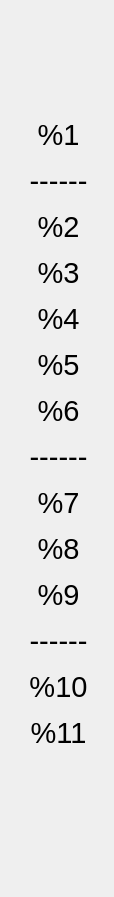
The window that class_schedule.ui (Candlest/ClassBoard) describes before a commit, drawn with Qt 5.
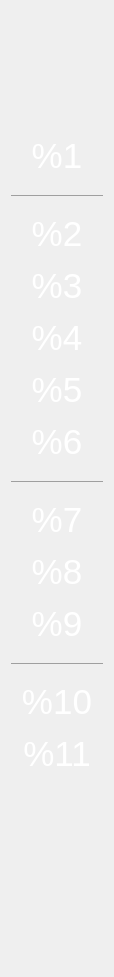
The same window after the commit.

What changed in the file:
```diff
--- a/class_schedule.ui
+++ b/class_schedule.ui
@@ -7,28 +7,27 @@
     <x>0</x>
     <y>0</y>
     <width>114</width>
-    <height>897</height>
+    <height>977</height>
    </rect>
   </property>
   <property name="windowTitle">
    <string>Form</string>
   </property>
+  <property name="styleSheet">
+   <string notr="true"/>
+  </property>
+  <layout class="QVBoxLayout" name="verticalLayout">
+   <item>
   <widget class="QLabel" name="label">
-   <property name="geometry">
-    <rect>
-     <x>-2</x>
-     <y>-1</y>
-     <width>121</width>
-     <height>911</height>
-    </rect>
-   </property>
    <property name="text">
-    <string>&lt;html&gt;&lt;head/&gt;&lt;body&gt;&lt;p align=&quot;center&quot;&gt;&lt;span style=&quot; font-size:22pt;&quot;&gt;%1&lt;/span&gt;&lt;/p&gt;&lt;p align=&quot;center&quot;&gt;&lt;span style=&quot; font-size:22pt;&quot;&gt;------&lt;/span&gt;&lt;/p&gt;&lt;p align=&quot;center&quot;&gt;&lt;span style=&quot; font-size:22pt;&quot;&gt;%2&lt;/span&gt;&lt;/p&gt;&lt;p align=&quot;center&quot;&gt;&lt;span style=&quot; font-size:22pt;&quot;&gt;%3&lt;/span&gt;&lt;/p&gt;&lt;p align=&quot;center&quot;&gt;&lt;span style=&quot; font-size:22pt;&quot;&gt;%4&lt;/span&gt;&lt;/p&gt;&lt;p align=&quot;center&quot;&gt;&lt;span style=&quot; font-size:22pt;&quot;&gt;%5&lt;/span&gt;&lt;/p&gt;&lt;p align=&quot;center&quot;&gt;&lt;span style=&quot; font-size:22pt;&quot;&gt;%6&lt;/span&gt;&lt;/p&gt;&lt;p align=&quot;center&quot;&gt;&lt;span style=&quot; font-size:22pt;&quot;&gt;------&lt;/span&gt;&lt;/p&gt;&lt;p align=&quot;center&quot;&gt;&lt;span style=&quot; font-size:22pt;&quot;&gt;%7&lt;/span&gt;&lt;/p&gt;&lt;p align=&quot;center&quot;&gt;&lt;span style=&quot; font-size:22pt;&quot;&gt;%8&lt;/span&gt;&lt;/p&gt;&lt;p align=&quot;center&quot;&gt;&lt;span style=&quot; font-size:22pt;&quot;&gt;%9&lt;/span&gt;&lt;/p&gt;&lt;p align=&quot;center&quot;&gt;&lt;span style=&quot; font-size:22pt;&quot;&gt;------&lt;/span&gt;&lt;/p&gt;&lt;p align=&quot;center&quot;&gt;&lt;span style=&quot; font-size:22pt;&quot;&gt;%10&lt;/span&gt;&lt;/p&gt;&lt;p align=&quot;center&quot;&gt;&lt;span style=&quot; font-size:22pt;&quot;&gt;%11&lt;/span&gt;&lt;/p&gt;&lt;p align=&quot;center&quot;&gt;&lt;br/&gt;&lt;/p&gt;&lt;/body&gt;&lt;/html&gt;</string>
+      <string>&lt;html&gt;&lt;head/&gt;&lt;body&gt;&lt;p align=&quot;center&quot;&gt;&lt;span style=&quot; font-size:26pt; color:#ffffff;&quot;&gt;%1&lt;/span&gt;&lt;/p&gt;&lt;hr/&gt;&lt;p align=&quot;center&quot;&gt;&lt;span style=&quot; font-size:26pt; color:#ffffff;&quot;&gt;%2&lt;/span&gt;&lt;/p&gt;&lt;p align=&quot;center&quot;&gt;&lt;span style=&quot; font-size:26pt; color:#ffffff;&quot;&gt;%3&lt;/span&gt;&lt;/p&gt;&lt;p align=&quot;center&quot;&gt;&lt;span style=&quot; font-size:26pt; color:#ffffff;&quot;&gt;%4&lt;/span&gt;&lt;/p&gt;&lt;p align=&quot;center&quot;&gt;&lt;span style=&quot; font-size:26pt; color:#ffffff;&quot;&gt;%5&lt;/span&gt;&lt;/p&gt;&lt;p align=&quot;center&quot;&gt;&lt;span style=&quot; font-size:26pt; color:#ffffff;&quot;&gt;%6&lt;/span&gt;&lt;/p&gt;&lt;hr/&gt;&lt;p align=&quot;center&quot;&gt;&lt;span style=&quot; font-size:26pt; color:#ffffff;&quot;&gt;%7&lt;/span&gt;&lt;/p&gt;&lt;p align=&quot;center&quot;&gt;&lt;span style=&quot; font-size:26pt; color:#ffffff;&quot;&gt;%8&lt;/span&gt;&lt;/p&gt;&lt;p align=&quot;center&quot;&gt;&lt;span style=&quot; font-size:26pt; color:#ffffff;&quot;&gt;%9&lt;/span&gt;&lt;/p&gt;&lt;hr/&gt;&lt;p align=&quot;center&quot;&gt;&lt;span style=&quot; font-size:26pt; color:#ffffff;&quot;&gt;%10&lt;/span&gt;&lt;/p&gt;&lt;p align=&quot;center&quot;&gt;&lt;span style=&quot; font-size:26pt; color:#ffffff;&quot;&gt;%11&lt;/span&gt;&lt;/p&gt;&lt;p align=&quot;center&quot;&gt;&lt;span style=&quot; font-size:26pt; color:#ffffff;&quot;&gt;&lt;br/&gt;&lt;/span&gt;&lt;/p&gt;&lt;/body&gt;&lt;/html&gt;</string>
    </property>
    <property name="alignment">
     <set>Qt::AlignCenter</set>
    </property>
   </widget>
+   </item>
+  </layout>
  </widget>
  <resources/>
  <connections/>
```
Lines whose indentation alone changed are shown as unchanged.
